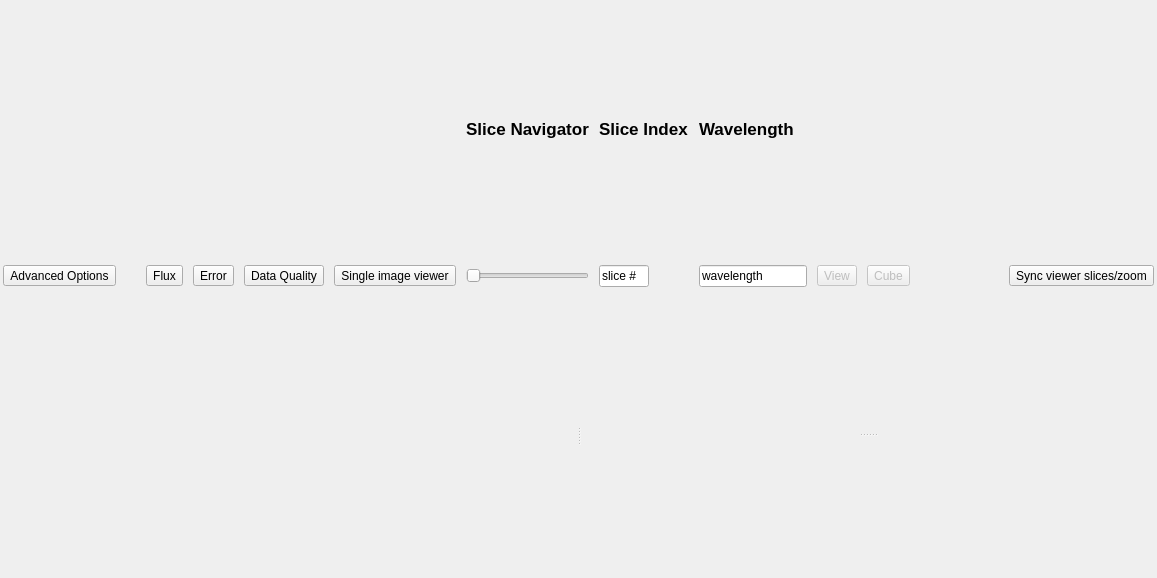
Old version of the form cubeviz/layout.ui in the repository spacetelescope/cubeviz.
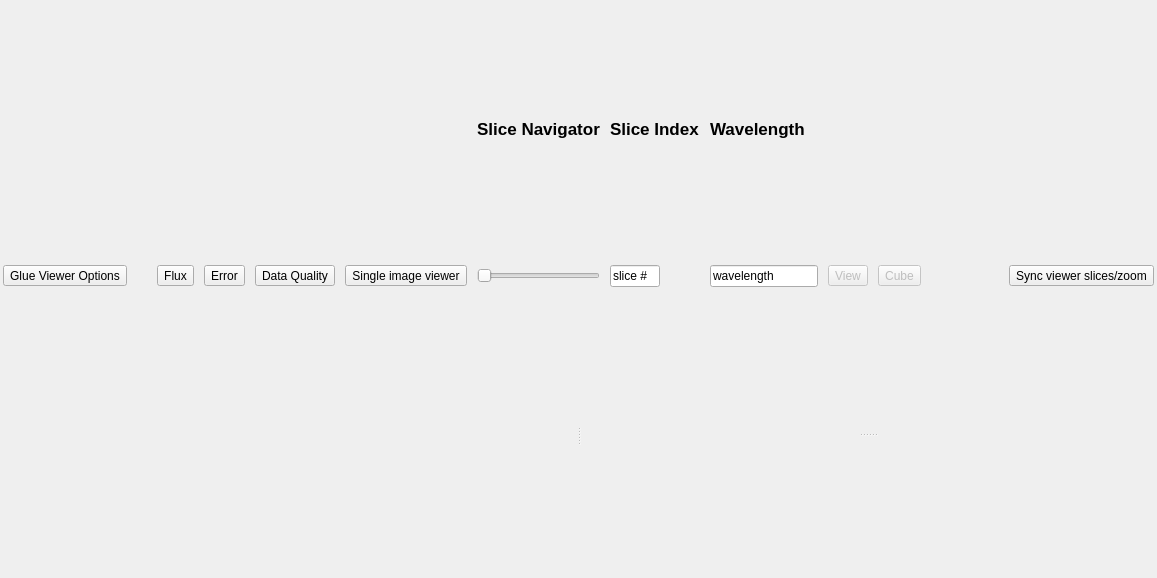
New version of the form.

Commit message: Update name of advanced options panel, add tool tip

Diff of the .ui file:
```diff
--- a/cubeviz/layout.ui
+++ b/cubeviz/layout.ui
@@ -131,7 +131,7 @@
      <item row="1" column="0">
       <widget class="QToolButton" name="button_toggle_sidebar">
        <property name="text">
-        <string>Advanced Options</string>
+        <string>Glue Viewer Options</string>
        </property>
       </widget>
      </item>
```
Left out of the diff: 3 changed lines with no effect on the pictures.
